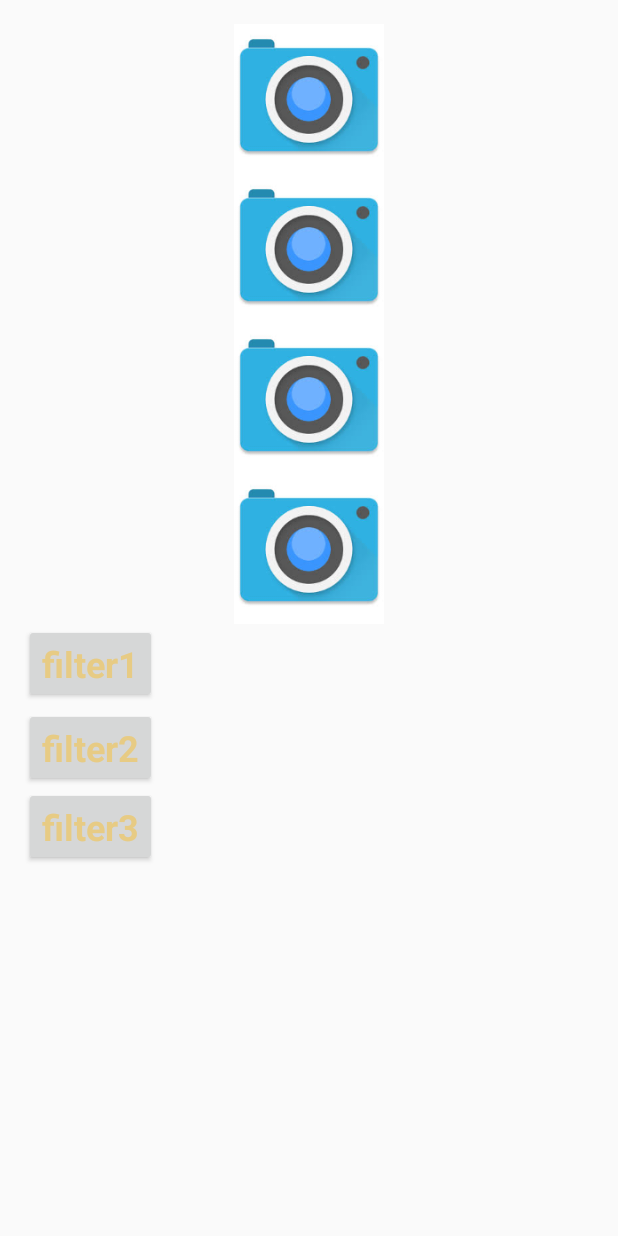
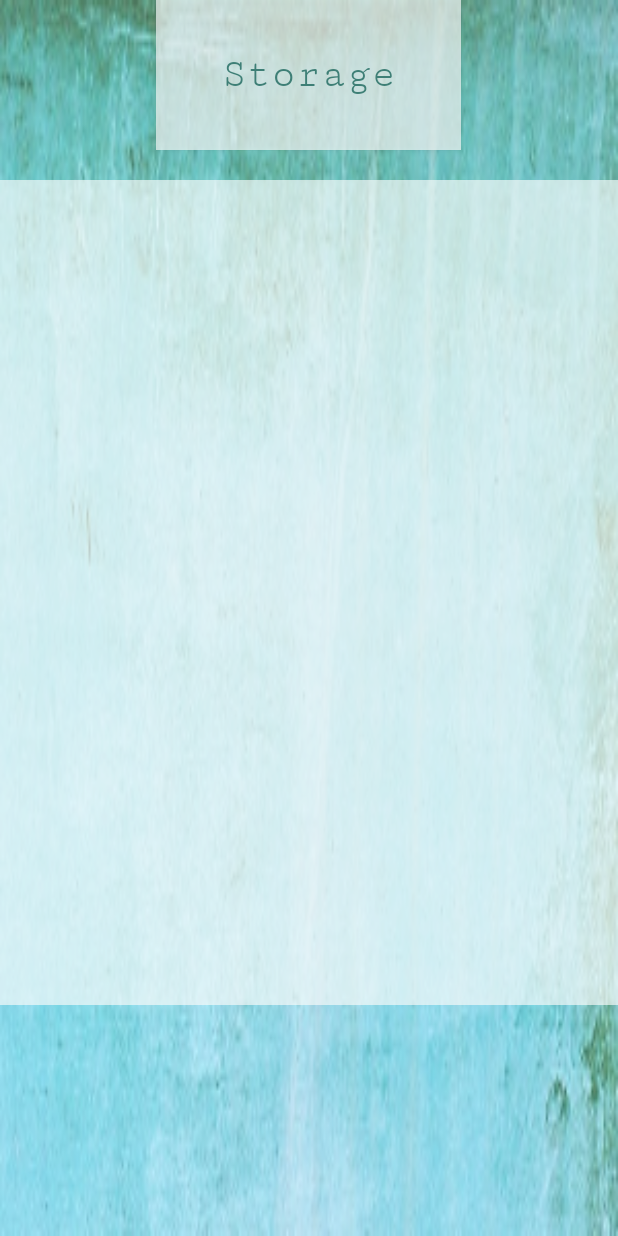
Before and after one commit to manishakaler/Mutimedia-retrieval, an Android app: the layout activity_result.xml on its own in the app's theme, with its tools: preview values and no code run, on a phone screen of 412 x 824 dp. Run offline under Robolectric (Android 15) with nearby library versions, the light colour scheme and no system bars.

Commit message:
Image Retrieval

```diff
--- a/app/src/main/res/layout/activity_database.xml
+++ b/app/src/main/res/layout/activity_database.xml
@@ -22,7 +22,6 @@
             android:layout_marginRight="4dp"
             android:background="@color/green"
             android:cropToPadding="false"
-            android:onClick="cappic"
             android:scaleType="fitCenter"
             android:visibility="visible"
             android:src="@android:drawable/ic_menu_camera" />
--- a/app/src/main/res/layout/activity_main.xml
+++ b/app/src/main/res/layout/activity_main.xml
@@ -75,6 +75,7 @@
         android:background="@color/green"
         android:fontFamily="serif-monospace"
         android:text="Search "
+        android:onClick="srch"
         android:textAllCaps="false"
         android:textColor="@color/colorPrimaryDark"
         android:textSize="30dp"
--- a/app/src/main/res/layout/activity_result.xml
+++ b/app/src/main/res/layout/activity_result.xml
@@ -1,82 +1,34 @@
 <?xml version="1.0" encoding="utf-8"?>
 <RelativeLayout xmlns:android="http://schemas.android.com/apk/res/android"
+    xmlns:app="http://schemas.android.com/apk/res-auto"
     xmlns:tools="http://schemas.android.com/tools"
     android:layout_width="match_parent"
     android:layout_height="match_parent"
-    android:paddingLeft="16dp"
-    android:paddingTop="16dp"
-    android:paddingRight="16dp"
-    android:paddingBottom="16dp"
-    android:visibility="visible"
-    tools:context=".ResultActivity">
-
-    <ImageView
-        android:id="@+id/imageView2"
-        android:layout_width="395dp"
-        android:layout_height="100dp"
-        android:layout_below="@id/imageView"
-        android:src="@mipmap/download" />
+    android:background="@mipmap/p2"
+    android:alpha="0.75">
 
     <Button
-        android:id="@+id/onClick"
-        android:layout_width="wrap_content"
-        android:layout_height="wrap_content"
-        android:layout_below="@+id/imageView4"
-        android:onClick="sendMessage"
-        android:text="filter1"
-        android:textAppearance="@style/TextAppearance.AppCompat"
-        android:textColor="@color/colorPrimary"
-        android:textSize="24sp"
-        android:textStyle="bold"
-        android:visibility="visible" />
-
-    <ImageView
-        android:id="@+id/imageView"
-        android:layout_width="395dp"
+        android:id="@+id/select"
+        android:layout_width="203dp"
         android:layout_height="100dp"
-        android:src="@mipmap/download" />
-
-    <Button
-        android:id="@+id/onClick2"
-        android:layout_width="wrap_content"
-        android:layout_height="wrap_content"
-        android:layout_below="@id/onClick"
-        android:layout_marginTop="3dp"
-        android:onClick="sendMessage2"
-        android:text="filter2"
-        android:textAppearance="@style/TextAppearance.AppCompat"
-        android:textColor="@color/colorPrimary"
-        android:textSize="24sp"
-        android:textStyle="bold"
-        android:visibility="visible" />
-
-    <ImageView
-        android:id="@+id/imageView3"
-        android:layout_width="395dp"
-        android:layout_height="100dp"
-        android:layout_below="@id/imageView2"
-        android:src="@mipmap/download" />
-
-    <Button
-        android:id="@+id/onClick3"
-        android:layout_width="wrap_content"
-        android:layout_height="wrap_content"
-        android:onClick="sendMessage3"
-        android:layout_below="@id/onClick2"
-        android:text="filter3"
-        android:textAppearance="@style/TextAppearance.AppCompat"
-        android:textColor="@color/colorPrimary"
-        android:textSize="24sp"
-        android:textStyle="bold"
-        android:visibility="visible" />
-
-    <ImageView
-        android:id="@+id/imageView4"
-        android:layout_width="395dp"
-        android:layout_height="100dp"
-        android:layout_below="@id/imageView3"
-        android:src="@mipmap/download" />
+        android:layout_alignParentTop="true"
+        android:layout_centerHorizontal="true"
+        android:background="@color/green"
+        android:textAllCaps="false"
+        android:textAlignment="center"
+        android:fontFamily="serif-monospace"
+        android:text="Storage"
+        android:textColor="@color/colorPrimaryDark"
+        android:textSize="28sp" />
 
 
 
-</RelativeLayout>
+    <ImageView
+        android:id="@+id/imagePreview"
+        android:layout_width="match_parent"
+        android:layout_below="@id/select"
+        android:background="@color/green"
+        android:layout_marginTop="20dp"
+        android:layout_height="550dp" />
+
+    </RelativeLayout>
--- a/app/src/main/res/layout/activity_select.xml
+++ b/app/src/main/res/layout/activity_select.xml
@@ -4,7 +4,6 @@
     xmlns:tools="http://schemas.android.com/tools"
     android:layout_width="match_parent"
     android:layout_height="match_parent"
-    tools:context="com.example.android.uploadimg.SelectActivity"
     android:background="@mipmap/p2"
     android:alpha="0.75">
 
--- a/app/src/main/res/values/colors.xml
+++ b/app/src/main/res/values/colors.xml
@@ -2,7 +2,7 @@
 <resources>
     <color name="colorPrimary">#E7CB84</color>
     <color name="colorPrimaryDark">#00574B</color>
-    <color name="colorAccent">#F8DAE6</color>
+
     <color name="green">#AAF9FCFB</color>
     <color name="red">#611717</color>
     <color name="yellow">#FF0</color>
--- a/app/src/main/res/values/styles.xml
+++ b/app/src/main/res/values/styles.xml
@@ -3,9 +3,8 @@
     <!-- Base application theme. -->
     <style name="AppTheme" parent="Theme.AppCompat.Light.DarkActionBar">
         <!-- Customize your theme here. -->
-        <item name="colorPrimary">@color/colorAccent</item>
+        <item name="colorPrimary">@color/colorPrimaryDark</item>
         <item name="colorPrimaryDark">@color/colorPrimaryDark</item>
-        <item name="colorAccent">@color/colorAccent</item>
     </style>
 
 
--- a/build.gradle
+++ b/build.gradle
@@ -1,6 +1,7 @@
 // Top-level build file where you can add configuration options common to all sub-projects/modules.
 
 buildscript {
+    ext.kotlin_version = '1.3.30'
     ext.kotlin_version = '1.3.21'
     repositories {
         google()
```
Also changed, not shown: app/build.gradle (+7 -1 lines), app/src/main/AndroidManifest.xml (+5 -3 lines), app/src/main/java/com/example/android/uploadimg/DatabaseActivity.java (+30 -30 lines), app/src/main/java/com/example/android/uploadimg/ImageAdapter.java (+2 -9 lines), app/src/main/java/com/example/android/uploadimg/MainActivity.java (+7 -0 lines), app/src/main/java/com/example/android/uploadimg/ResultActivity.java (deleted, +0 -127 lines), app/src/main/java/com/example/android/uploadimg/SelectActivity.java (+68 -2 lines), app/src/main/java/com/example/android/uploadimg/UploadImageActivity.kt (added, +95 -0 lines), app/src/main/res/layout/cam.xml (deleted, +0 -20 lines), app/src/main/res/layout/image_item.xml (+8 -6 lines).
